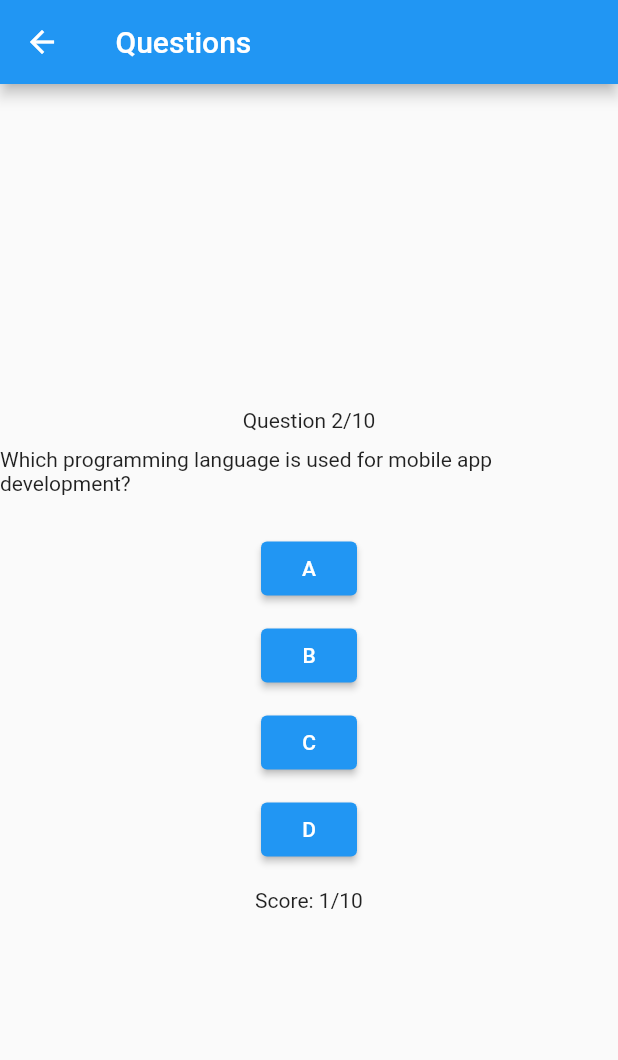
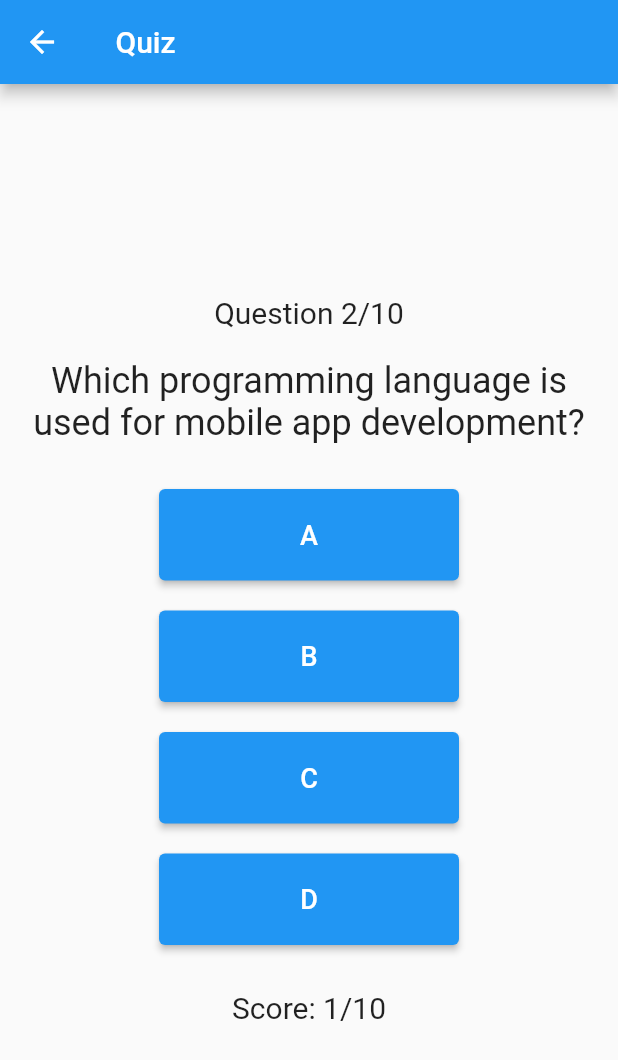
Before and after one commit to codersantoshadhikari/Basic_computer_course, a Flutter app: the QuestionPage screen opened directly with empty values, after a tap on an icon or button, on a phone screen of 412 x 824 dp. Shown: the top 1060 px of the screen. Run offline on Flutter 3.47's test engine with Material 2 defaults, Android fonts, the phone set to English and light mode, and no system bars.

```diff
--- a/lib/computerui/computerpage.dart
+++ b/lib/computerui/computerpage.dart
@@ -24,7 +24,7 @@ class ComputerHomePage extends StatelessWidget {
         elevation: 0,
         actions: [
           IconButton(
-            icon: Icon(Icons.exit_to_app),
+            icon: const Icon(Icons.exit_to_app),
             onPressed: () {
               // Call a logout function or navigate to a login page here
               _logout(context);
@@ -111,9 +111,7 @@ class ComputerHomePage extends StatelessWidget {
   }
 
   void _logout(BuildContext context) {
-    // Implement your logout logic here, such as clearing session data
-    // and navigating to the login page
-    // For now, let's just close the app
+
     Navigator.of(context).pop();
   }
 }
--- a/lib/main.dart
+++ b/lib/main.dart
@@ -12,6 +12,7 @@ class MyApp extends StatelessWidget {
   @override
   Widget build(BuildContext context) {
     return const MaterialApp(
+      debugShowCheckedModeBanner: false,
       home: LoginPage(),
     );
   }
--- a/lib/question/question.dart
+++ b/lib/question/question.dart
@@ -1,13 +1,16 @@
+// ignore_for_file: library_private_types_in_public_api
 
 import 'package:flutter/material.dart';
+
+
+
 
 class QuestionPage extends StatefulWidget {
   final String topic;
 
-  const QuestionPage({super.key, required this.topic});
+  const QuestionPage({Key? key, required this.topic}) : super(key: key);
 
   @override
-  // ignore: library_private_types_in_public_api
   _QuestionPageState createState() => _QuestionPageState();
 }
 
@@ -26,7 +29,6 @@ class _QuestionPageState extends State<QuestionPage> {
     // Add more questions here
   ];
 
-
   int currentQuestionIndex = 0;
   int score = 0;
 
@@ -41,7 +43,13 @@ class _QuestionPageState extends State<QuestionPage> {
         currentQuestionIndex++;
       });
     } else {
-      // Navigate to results page or handle end of questions
+      // All questions answered, navigate to the results page
+      Navigator.push(
+        context,
+        MaterialPageRoute(
+          builder: (context) => ResultsPage(score: score, totalQuestions: questions.length),
+        ),
+      );
     }
   }
 
@@ -49,30 +57,47 @@ class _QuestionPageState extends State<QuestionPage> {
   Widget build(BuildContext context) {
     return Scaffold(
       appBar: AppBar(
-        title: Text('${widget.topic} Questions'),
+        title: Text('${widget.topic} Quiz'),
       ),
-      body: Column(
+      body: Center(
+        child: Padding(
+          padding: const EdgeInsets.all(16.0),
+          child: Column(
             mainAxisAlignment: MainAxisAlignment.center,
+            crossAxisAlignment: CrossAxisAlignment.center,
             children: [
-          Text('Question ${currentQuestionIndex + 1}/${questions.length}'),
-          const SizedBox(height: 10),
-          Text(questions[currentQuestionIndex].questionText),
+              Text('Question ${currentQuestionIndex + 1}/${questions.length}', style: const TextStyle(fontSize: 20)),
+              const SizedBox(height: 20),
+              Text(
+                questions[currentQuestionIndex].questionText,
+                style: const TextStyle(fontSize: 24),
+                textAlign: TextAlign.center,
+              ),
               const SizedBox(height: 20),
               Column(
                 children: List.generate(
                   questions[currentQuestionIndex].options.length,
                   (index) => Padding(
-                padding: const EdgeInsets.symmetric(vertical: 5),
+                    padding: const EdgeInsets.symmetric(vertical: 10),
                     child: ElevatedButton(
                       onPressed: () => answerSelected(index),
-                  child: Text(questions[currentQuestionIndex].options[index]),
+                      style: ElevatedButton.styleFrom(
+                        padding: const EdgeInsets.all(20),
+                        minimumSize: const Size(200, 50),
+                      ),
+                      child: Text(
+                        questions[currentQuestionIndex].options[index],
+                        style: const TextStyle(fontSize: 18),
                       ),
                     ),
                   ),
                 ),
-          const SizedBox(height: 10),
-          Text('Score: $score/${questions.length}'),
+              ),
+              const SizedBox(height: 20),
+              Text('Score: $score/${questions.length}', style: const TextStyle(fontSize: 20)),
             ],
+          ),
+        ),
       ),
     );
   }
@@ -85,3 +110,37 @@ class Question {
 
   Question(this.questionText, this.options, this.correctAnswerIndex);
 }
+
+class ResultsPage extends StatelessWidget {
+  final int score;
+  final int totalQuestions;
+
+  const ResultsPage({super.key, required this.score, required this.totalQuestions});
+
+  @override
+  Widget build(BuildContext context) {
+    return Scaffold(
+      appBar: AppBar(
+        title: const Text('Quiz Results'),
+      ),
+      body: Center(
+        child: Column(
+          mainAxisAlignment: MainAxisAlignment.center,
+          children: [
+            const Text('Quiz Complete!', style: TextStyle(fontSize: 24)),
+            const SizedBox(height: 20),
+            Text('Your Score: $score/$totalQuestions', style: const TextStyle(fontSize: 20)),
+            const SizedBox(height: 20),
+            ElevatedButton(
+              onPressed: () {
+                // Navigate back to the quiz page to start again
+                Navigator.pop(context);
+              },
+              child: const Text('Restart Quiz'),
+            ),
+          ],
+        ),
+      ),
+    );
+  }
+}
```
Also changed, not shown: lib/computerui/login.dart (+6 -4 lines). Lines whose indentation alone changed are shown as unchanged.
